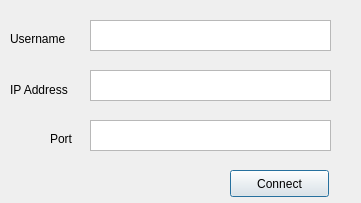
Qt form ChatLinux_ASN3/connectdialog.ui (dmblake/comp4981a3) before a commit.
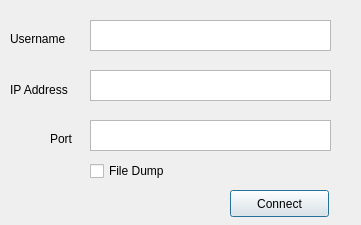
The same form after that commit.

Commit message: added file dump feature

```diff
--- a/ChatLinux_ASN3/connectdialog.ui
+++ b/ChatLinux_ASN3/connectdialog.ui
@@ -7,7 +7,7 @@
     <x>0</x>
     <y>0</y>
     <width>361</width>
-    <height>203</height>
+    <height>225</height>
    </rect>
   </property>
   <property name="windowTitle">
@@ -63,7 +63,7 @@
    <property name="geometry">
     <rect>
      <x>230</x>
-     <y>170</y>
+     <y>190</y>
      <width>99</width>
      <height>27</height>
     </rect>
@@ -95,6 +95,19 @@
     </rect>
    </property>
   </widget>
+  <widget class="QCheckBox" name="fileCheck">
+   <property name="geometry">
+    <rect>
+     <x>90</x>
+     <y>160</y>
+     <width>97</width>
+     <height>22</height>
+    </rect>
+   </property>
+   <property name="text">
+    <string>File Dump</string>
+   </property>
+  </widget>
  </widget>
  <resources/>
  <connections/>
```
The commit also changes 7 other files.
